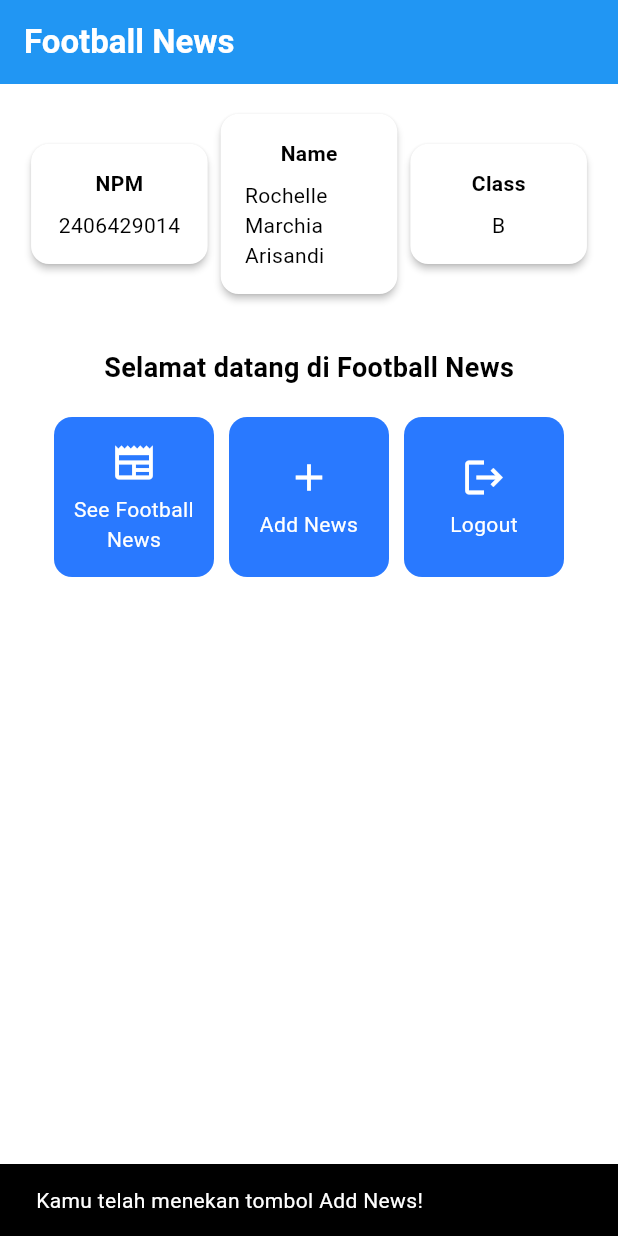
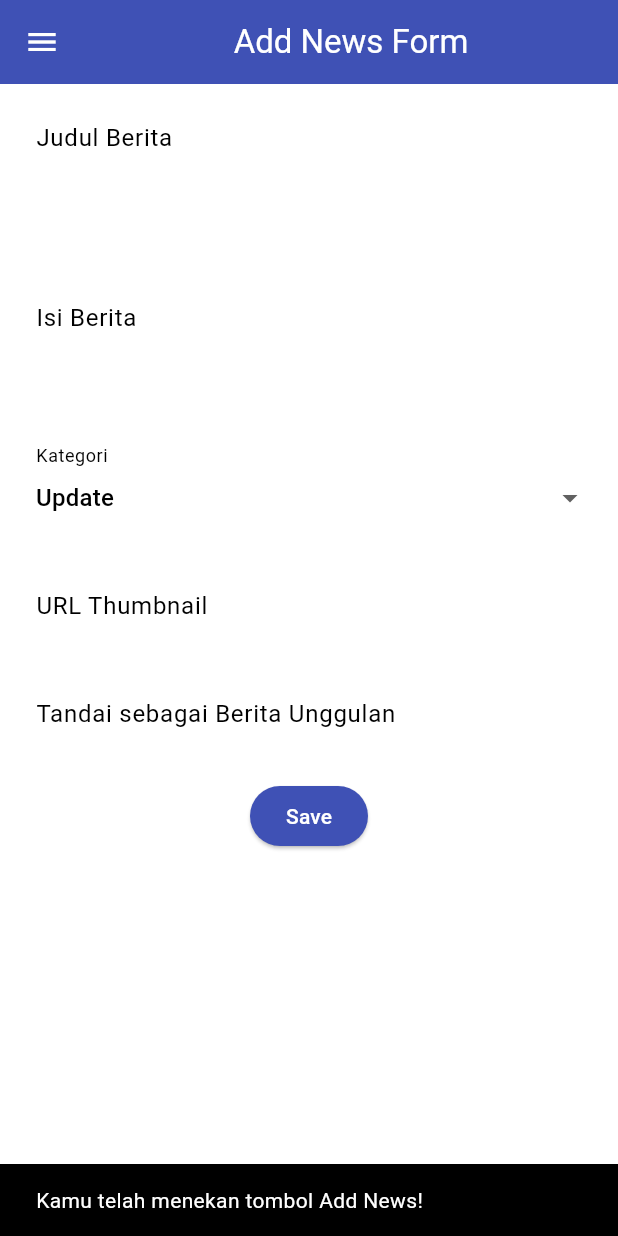
Before and after one commit to rochellearis/football-news-mobile, a Flutter app: the screen it shows after launch, after a tap on "Add News", on a phone screen of 412 x 824 dp. Run offline on Flutter 3.47's test engine with Material 3 defaults, Android fonts, the phone set to English and light mode, and no system bars.

Commit message:
Tutorial 7: Navigation, Layouts, Forms, and Input Elements

```diff
--- a/lib/main.dart
+++ b/lib/main.dart
@@ -1,5 +1,5 @@
 import 'package:flutter/material.dart';
-import 'package:football_news/menu.dart';
+import 'package:football_news/screens/menu.dart';
 
 void main() {
   runApp(const MyApp());
--- a/lib/menu.dart
+++ b/lib/screens/menu.dart
@@ -1,4 +1,6 @@
 import 'package:flutter/material.dart';
+import 'package:football_news/widgets/left_drawer.dart';
+import 'package:football_news/widgets/news_card.dart'; // import ItemCard
 
 class MyHomePage extends StatelessWidget {
     MyHomePage({super.key});
@@ -30,6 +32,7 @@ class MyHomePage extends StatelessWidget {
         // Warna latar belakang AppBar diambil dari skema warna tema aplikasi.
         backgroundColor: Theme.of(context).colorScheme.primary,
       ),
+      drawer: LeftDrawer(),
       // Body halaman dengan padding di sekelilingnya.
       body: Padding(
         padding: const EdgeInsets.all(16.0),
@@ -132,56 +135,3 @@ class ItemHomepage {
 
   ItemHomepage(this.name, this.icon);
 }
-
-class ItemCard extends StatelessWidget {
-  // Menampilkan kartu dengan ikon dan nama.
-
-  final ItemHomepage item;
-
-  const ItemCard(this.item, {super.key});
-
-  @override
-  Widget build(BuildContext context) {
-    return Material(
-      // Menentukan warna latar belakang dari tema aplikasi.
-      color: Theme.of(context).colorScheme.secondary,
-      // Membuat sudut kartu melengkung.
-      borderRadius: BorderRadius.circular(12),
-
-      child: InkWell(
-        // Aksi ketika kartu ditekan.
-        onTap: () {
-          // Menampilkan pesan SnackBar saat kartu ditekan.
-          ScaffoldMessenger.of(context)
-            ..hideCurrentSnackBar()
-            ..showSnackBar(
-              SnackBar(content: Text("Kamu telah menekan tombol ${item.name}!"))
-            );
-        },
-        // Container untuk menyimpan Icon dan Text
-        child: Container(
-          padding: const EdgeInsets.all(8),
-          child: Center(
-            child: Column(
-              // Menyusun ikon dan teks di tengah kartu.
-              mainAxisAlignment: MainAxisAlignment.center,
-              children: [
-                Icon(
-                  item.icon,
-                  color: Colors.white,
-                  size: 30.0,
-                ),
-                const Padding(padding: EdgeInsets.all(3)),
-                Text(
-                  item.name,
-                  textAlign: TextAlign.center,
-                  style: const TextStyle(color: Colors.white),
-                ),
-              ],
-            ),
-          ),
-        ),
-      ),
-    );
-  }
-}
--- /dev/null
+++ b/lib/screens/newslist_form.dart
@@ -0,0 +1,212 @@
+import 'package:flutter/material.dart';
+import 'package:football_news/widgets/left_drawer.dart'; // impor drawer
+
+class NewsFormPage extends StatefulWidget {
+    const NewsFormPage({super.key});
+
+    @override
+    State<NewsFormPage> createState() => _NewsFormPageState();
+}
+
+class _NewsFormPageState extends State<NewsFormPage> {
+    final _formKey = GlobalKey<FormState>();
+    String _title = "";
+    String _content = "";
+    String _category = "update"; // default
+    String _thumbnail = "";
+    bool _isFeatured = false; // default
+
+    final List<String> _categories = [
+      'transfer',
+      'update',
+      'exclusive',
+      'match',
+      'rumor',
+      'analysis',
+    ];
+    @override
+    Widget build(BuildContext context) {
+        return Scaffold(
+          appBar: AppBar(
+            title: const Center(
+              child: Text(
+                'Add News Form',
+              ),
+            ),
+            backgroundColor: Colors.indigo,
+            foregroundColor: Colors.white,
+          ),
+          drawer: const LeftDrawer(), // Tambahkan drawer yang sudah dibuat di sini
+          body: Form(
+            key: _formKey,
+            child: SingleChildScrollView(
+              child: Column(
+                crossAxisAlignment: CrossAxisAlignment.start,
+                children:[
+                  // === Title ===
+                  Padding(
+                    padding: const EdgeInsets.all(8.0),
+                    child: TextFormField(
+                      decoration: InputDecoration(
+                        hintText: "Judul Berita",
+                        labelText: "Judul Berita",
+                        border: OutlineInputBorder(
+                          borderRadius: BorderRadius.circular(5.0),
+                        ),
+                      ),
+                      onChanged: (String? value) {
+                        setState(() {
+                          _title = value!;
+                        });
+                      },
+                      validator: (String? value) {
+                        if (value == null || value.isEmpty) {
+                          return "Judul tidak boleh kosong!";
+                        }
+                        return null;
+                      },
+                    ),
+                  ),
+                  // === Content ===
+                  Padding(
+                    padding: const EdgeInsets.all(8.0),
+                    child: TextFormField(
+                      maxLines: 5,
+                      decoration: InputDecoration(
+                        hintText: "Isi Berita",
+                        labelText: "Isi Berita",
+                        border: OutlineInputBorder(
+                          borderRadius: BorderRadius.circular(5.0),
+                        ),
+                      ),
+                      onChanged: (String? value) {
+                        setState(() {
+                          _content = value!;
+                        });
+                      },
+                      validator: (String? value) {
+                        if (value == null || value.isEmpty) {
+                          return "Isi berita tidak boleh kosong!";
+                        }
+                        return null;
+                      },
+                    ),
+                  ),
+
+                  // === Category ===
+                  Padding(
+                    padding: const EdgeInsets.all(8.0),
+                    child: DropdownButtonFormField<String>(
+                      decoration: InputDecoration(
+                        labelText: "Kategori",
+                        border: OutlineInputBorder(
+                          borderRadius: BorderRadius.circular(5.0),
+                        ),
+                      ),
+                      initialValue: _category,
+                      items: _categories
+                          .map((cat) => DropdownMenuItem(
+                                value: cat,
+                                child: Text(
+                                    cat[0].toUpperCase() + cat.substring(1)),
+                              ))
+                          .toList(),
+                      onChanged: (String? newValue) {
+                        setState(() {
+                          _category = newValue!;
+                        });
+                      },
+                    ),
+                  ),
+
+                  // === Thumbnail URL ===
+                  Padding(
+                    padding: const EdgeInsets.all(8.0),
+                    child: TextFormField(
+                      decoration: InputDecoration(
+                        hintText: "URL Thumbnail (opsional)",
+                        labelText: "URL Thumbnail",
+                        border: OutlineInputBorder(
+                          borderRadius: BorderRadius.circular(5.0),
+                        ),
+                      ),
+                      onChanged: (String? value) {
+                        setState(() {
+                          _thumbnail = value!;
+                        });
+                      },
+                    ),
+                  ),
+
+                  // === Is Featured ===
+                  Padding(
+                    padding: const EdgeInsets.all(8.0),
+                    child: SwitchListTile(
+                      title: const Text("Tandai sebagai Berita Unggulan"),
+                      value: _isFeatured,
+                      onChanged: (bool value) {
+                        setState(() {
+                          _isFeatured = value;
+                        });
+                      },
+                    ),
+                  ),
+                  // === Tombol Simpan ===
+                  Align(
+                    alignment: Alignment.bottomCenter,
+                    child: Padding(
+                      padding: const EdgeInsets.all(8.0),
+                      child: ElevatedButton(
+                        style: ButtonStyle(
+                          backgroundColor:
+                              WidgetStateProperty.all(Colors.indigo),
+                        ),
+                        onPressed: () {
+                          if (_formKey.currentState!.validate()) {
+                            showDialog(
+                              context: context,
+                              builder: (context) {
+                                return AlertDialog(
+                                  title: const Text('Produk berhasil tersimpan'),
+                                  content: SingleChildScrollView(
+                                    child: Column(
+                                      crossAxisAlignment:
+                                          CrossAxisAlignment.start,
+                                      children: [
+                                        Text('Judul: $_title'),
+                                          Text('Isi: $_content'),
+                                          Text('Kategori: $_category'),
+                                          Text('Thumbnail: $_thumbnail'),
+                                          Text(
+                                              'Unggulan: ${_isFeatured ? "Ya" : "Tidak"}'),
+                                      ],
+                                    ),
+                                  ),
+                                  actions: [
+                                    TextButton(
+                                      child: const Text('OK'),
+                                      onPressed: () {
+                                        Navigator.pop(context);
+                                        _formKey.currentState!.reset();
+                                      },
+                                    ),
+                                  ],
+                                );
+                              },
+                            );
+                          }
+                        },
+                        child: const Text(
+                          "Save",
+                          style: TextStyle(color: Colors.white),
+                        ),
+                      ),
+                    ),
+                  ),
+                ],
+              )
+            ),
+          ),
+        );
+    }
+}
--- /dev/null
+++ b/lib/widgets/left_drawer.dart
@@ -0,0 +1,66 @@
+import 'package:flutter/material.dart';
+import 'package:football_news/screens/menu.dart';
+import 'package:football_news/screens/newslist_form.dart'; // import NewsFormPage
+
+class LeftDrawer extends StatelessWidget {
+  const LeftDrawer({super.key});
+
+  @override
+  Widget build(BuildContext context) {
+    return Drawer(
+      child: ListView(
+        children: [
+          const DrawerHeader(
+            decoration: BoxDecoration(
+              color: Colors.blue,
+            ),
+            child: Column(
+              children: [
+                Text(
+                  'Football News',
+                  textAlign: TextAlign.center,
+                  style: TextStyle(
+                    fontSize: 30,
+                    fontWeight: FontWeight.bold,
+                    color: Colors.white,
+                  ),
+                ),
+                Padding(padding: EdgeInsets.all(10)),
+                Text("Seluruh berita sepak bola terkini di sini!",
+                    // Tambahkan gaya teks dengan center alignment, font ukuran 15, warna putih, dan weight biasa
+                    textAlign: TextAlign.center,
+                    style: TextStyle(
+                      fontSize: 15,
+                      color: Colors.white,
+                      fontWeight: FontWeight.normal,
+                    ),
+                  ),
+              ],
+            ),
+          ),
+          ListTile(
+            leading: const Icon(Icons.home_outlined),
+            title: const Text('Home'),
+            // Bagian redirection ke MyHomePage
+            onTap: () {
+              Navigator.pushReplacement(
+                  context,
+                  MaterialPageRoute(
+                    builder: (context) => MyHomePage(),
+                  ));
+            },
+          ),
+          ListTile(
+            leading: const Icon(Icons.post_add),
+            title: const Text('Add News'),
+            // Bagian redirection ke NewsFormPage
+            onTap: () {
+              // Navigasi ke halaman NewsFormPage
+              Navigator.push(context, MaterialPageRoute(builder: (context) => const NewsFormPage()));
+            },
+          ),
+        ],
+      ),
+    );
+  }
+}
--- /dev/null
+++ b/lib/widgets/news_card.dart
@@ -0,0 +1,61 @@
+import 'package:flutter/material.dart';
+import 'package:football_news/screens/menu.dart';
+import 'package:football_news/screens/newslist_form.dart'; // import NewsFormPage
+
+class ItemCard extends StatelessWidget {
+  // Menampilkan kartu dengan ikon dan nama.
+
+  final ItemHomepage item;
+
+  const ItemCard(this.item, {super.key});
+
+  @override
+  Widget build(BuildContext context) {
+    return Material(
+      // Menentukan warna latar belakang dari tema aplikasi.
+      color: Theme.of(context).colorScheme.secondary,
+      // Membuat sudut kartu melengkung.
+      borderRadius: BorderRadius.circular(12),
+
+      child: InkWell(
+        // Aksi ketika kartu ditekan.
+        onTap: () {
+          // Menampilkan pesan SnackBar saat kartu ditekan.
+          ScaffoldMessenger.of(context)
+            ..hideCurrentSnackBar()
+            ..showSnackBar(
+              SnackBar(content: Text("Kamu telah menekan tombol ${item.name}!"))
+            );
+          // Navigate ke route yang sesuai (tergantung jenis tombol)
+          if (item.name == "Add News") {
+            // Navigasi ke MaterialPageRoute yang mencakup NewsFormPage
+            Navigator.push(context, MaterialPageRoute(builder: (context) => const NewsFormPage()));
+          }
+        },
+        // Container untuk menyimpan Icon dan Text
+        child: Container(
+          padding: const EdgeInsets.all(8),
+          child: Center(
+            child: Column(
+              // Menyusun ikon dan teks di tengah kartu.
+              mainAxisAlignment: MainAxisAlignment.center,
+              children: [
+                Icon(
+                  item.icon,
+                  color: Colors.white,
+                  size: 30.0,
+                ),
+                const Padding(padding: EdgeInsets.all(3)),
+                Text(
+                  item.name,
+                  textAlign: TextAlign.center,
+                  style: const TextStyle(color: Colors.white),
+                ),
+              ],
+            ),
+          ),
+        ),
+      ),
+    );
+  }
+}
```
